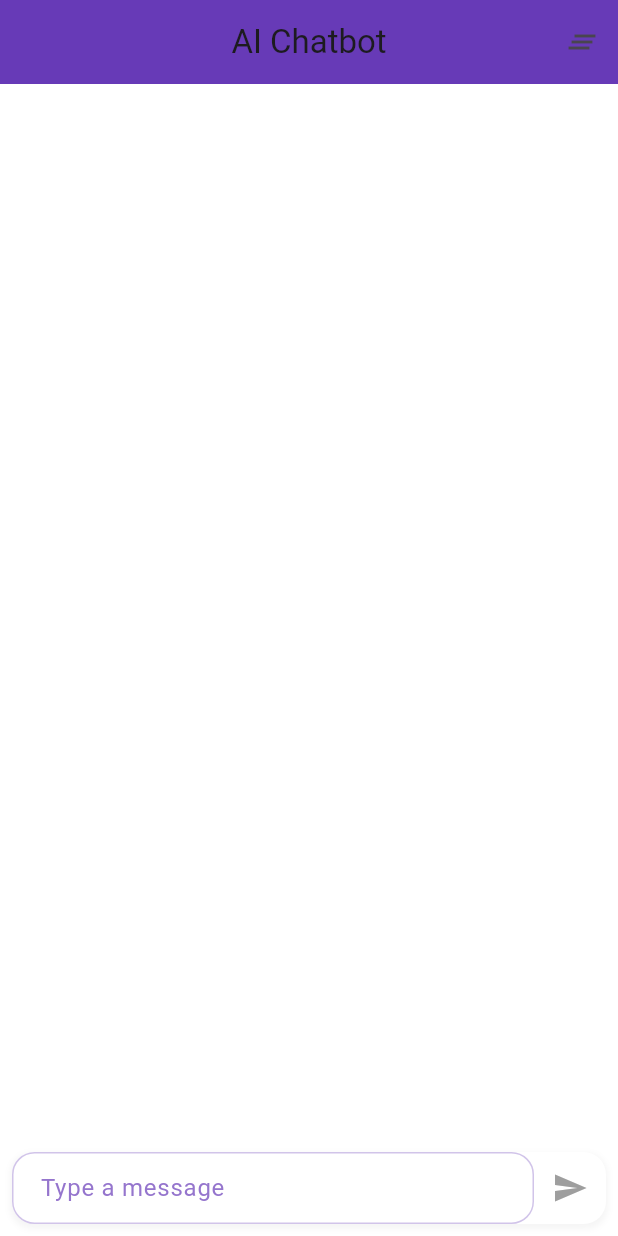
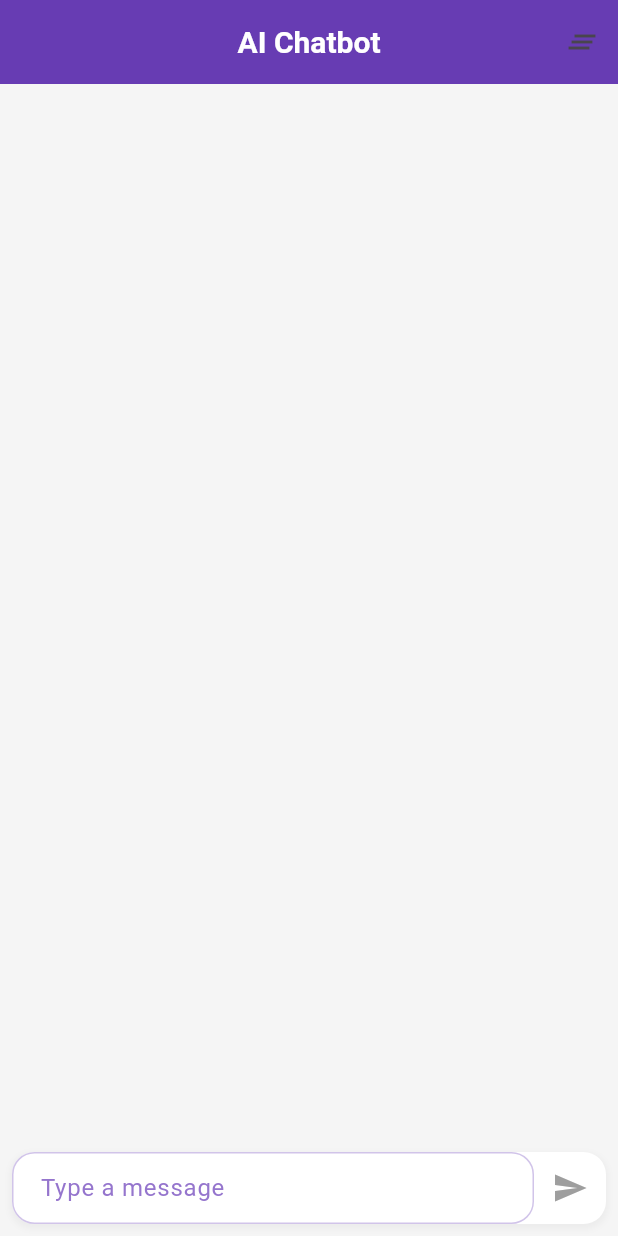
Before and after one commit to pasindusandamal/mindmate, a Flutter app: the screen it shows after launch, on a phone screen of 412 x 824 dp. Run offline on Flutter 3.47's test engine with Material 3 defaults, Android fonts, the phone set to English and light mode, and no system bars; our stand-ins replace dio.

Commit message:
Enhance light theme with updated color scheme and improved AppBar styling

```diff
--- a/lib/themes/app_theme.dart
+++ b/lib/themes/app_theme.dart
@@ -3,14 +3,22 @@ import 'package:flutter/material.dart';
 class AppTheme {
   static ThemeData get lightTheme {
     return ThemeData(
-      primarySwatch: Colors.deepPurple,
+      colorScheme: ColorScheme.fromSeed(
+        seedColor: Colors.deepPurple,
+        brightness: Brightness.light,
+      ),
       visualDensity: VisualDensity.adaptivePlatformDensity,
       appBarTheme: AppBarTheme(
-        elevation: 0,
+        elevation: 4,
         backgroundColor: Colors.deepPurple,
         centerTitle: true,
+        titleTextStyle: TextStyle(
+          color: Colors.white,
+          fontSize: 20,
+          fontWeight: FontWeight.bold,
+        ),
       ),
-      scaffoldBackgroundColor: Colors.white,
+      scaffoldBackgroundColor: Colors.grey[100],
       inputDecorationTheme: InputDecorationTheme(
         border: OutlineInputBorder(
           borderRadius: BorderRadius.circular(15),
```
